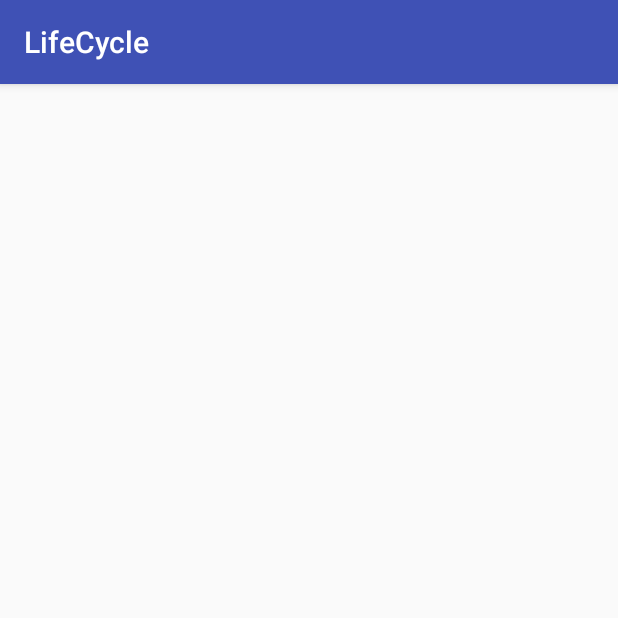
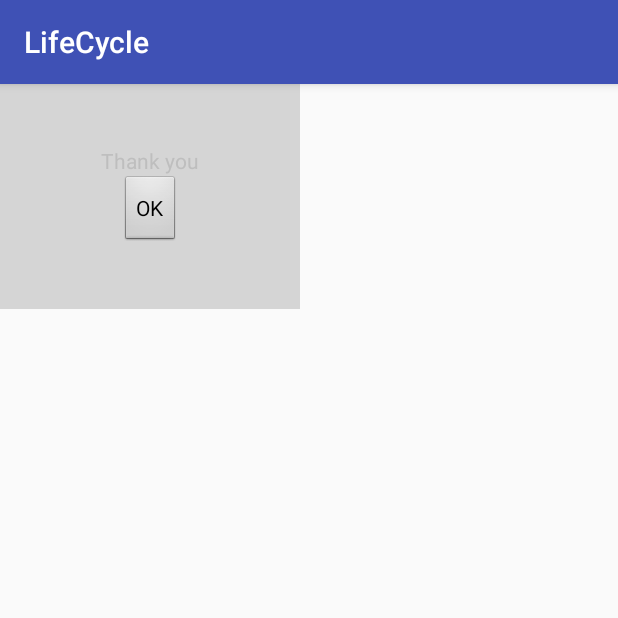
Before and after one commit to mcmathews/CSE494, an Android app: the AlertActivity screen opened directly, with no data from a screen before it, on a phone screen of 412 x 824 dp, the top half of it. Run offline under Robolectric (Android 15) with nearby library versions, the phone set to English and light mode, and no system bars.

Commit message:
Lab2 Android save point

```diff
--- a/Lab2/Android/LifeCycle/app/src/main/java/edu/asu/bscs/mcmathe1/lifecycle/AlertActivity.java
+++ b/Lab2/Android/LifeCycle/app/src/main/java/edu/asu/bscs/mcmathe1/lifecycle/AlertActivity.java
@@ -6,6 +6,24 @@ import android.util.Log;
 
 import mcmathe1.bscs.asu.edu.lifecycle.R;
 
+/**
+ * Copyright 2016 Michael Mathews
+ *
+ * Licensed under the Apache License, Version 2.0 (the "License");
+ * you may not use this file except in compliance with the License.
+ * You may obtain a copy of the License at
+ *
+ *     http://www.apache.org/licenses/LICENSE-2.0
+ *
+ * Unless required by applicable law or agreed to in writing, software
+ * distributed under the License is distributed on an "AS IS" BASIS,
+ * WITHOUT WARRANTIES OR CONDITIONS OF ANY KIND, either express or implied.
+ * See the License for the specific language governing permissions and
+ * limitations under the License.
+ *
+ * @author   Michael Mathews    mailto:Michael.C.Mathews@asu.edu
+ * @version Jan 26, 2016
+ */
 public class AlertActivity extends AppCompatActivity {
 
     @Override
@@ -58,6 +76,12 @@ public class AlertActivity extends AppCompatActivity {
         logMethodName("onDestroy()");
     }
 
+	protected void handleButtonPress() {
+		Log.w(this.getClass().getSimpleName(), "Ok button pressed");
+
+		finish();
+	}
+
     private void logMethodName(String methodName) {
         Log.w(this.getClass().getSimpleName(), methodName);
     }
--- a/Lab2/Android/LifeCycle/app/src/main/java/edu/asu/bscs/mcmathe1/lifecycle/MainActivity.java
+++ b/Lab2/Android/LifeCycle/app/src/main/java/edu/asu/bscs/mcmathe1/lifecycle/MainActivity.java
@@ -7,6 +7,24 @@ import android.util.Log;
 
 import mcmathe1.bscs.asu.edu.lifecycle.R;
 
+/**
+ * Copyright 2016 Michael Mathews
+ *
+ * Licensed under the Apache License, Version 2.0 (the "License");
+ * you may not use this file except in compliance with the License.
+ * You may obtain a copy of the License at
+ *
+ *     http://www.apache.org/licenses/LICENSE-2.0
+ *
+ * Unless required by applicable law or agreed to in writing, software
+ * distributed under the License is distributed on an "AS IS" BASIS,
+ * WITHOUT WARRANTIES OR CONDITIONS OF ANY KIND, either express or implied.
+ * See the License for the specific language governing permissions and
+ * limitations under the License.
+ *
+ * @author   Michael Mathews    mailto:Michael.C.Mathews@asu.edu
+ * @version Jan 26, 2016
+ */
 public class MainActivity extends AppCompatActivity {
 
     @Override
@@ -60,9 +78,9 @@ public class MainActivity extends AppCompatActivity {
     }
 
     protected void handleButtonPress() {
-        Log.w("test", "test");
+        Log.w(this.getClass().getSimpleName(), "Button pressed");
 
-        this.startActivity(new Intent(this, AlertActivity.class));
+        startActivity(new Intent(this, AlertActivity.class));
     }
 
     private void logMethodName(String methodName) {
--- a/Lab2/Android/LifeCycle/app/src/main/res/layout/activity_alert.xml
+++ b/Lab2/Android/LifeCycle/app/src/main/res/layout/activity_alert.xml
@@ -1,12 +1,22 @@
 <?xml version="1.0" encoding="utf-8"?>
-<RelativeLayout xmlns:android="http://schemas.android.com/apk/res/android"
-    xmlns:tools="http://schemas.android.com/tools"
-    android:layout_width="match_parent"
-    android:layout_height="match_parent"
-    android:paddingBottom="@dimen/activity_vertical_margin"
-    android:paddingLeft="@dimen/activity_horizontal_margin"
-    android:paddingRight="@dimen/activity_horizontal_margin"
-    android:paddingTop="@dimen/activity_vertical_margin"
-    tools:context="edu.asu.bscs.mcmathe1.lifecycle.AlertActivity">
+<LinearLayout xmlns:android="http://schemas.android.com/apk/res/android"
+    android:layout_width="200dp"
+    android:layout_height="150dp"
+    android:padding="12dip"
+    android:orientation="vertical"
+	android:background="#d5d5d5"
+	android:gravity="center_vertical|center_horizontal"
+	android:theme="@android:style/Theme.Translucent">
 
-</RelativeLayout>
+	<TextView
+		android:layout_width="wrap_content"
+		android:layout_height="wrap_content"
+		android:text="@string/thankYouText"
+		android:id="@+id/textView"/>
+
+	<Button
+		android:layout_width="wrap_content"
+		android:layout_height="wrap_content"
+		android:text="@string/okButtonText"
+		android:id="@+id/okButton"/>
+</LinearLayout>
--- a/Lab2/Android/LifeCycle/app/src/main/res/values/strings.xml
+++ b/Lab2/Android/LifeCycle/app/src/main/res/values/strings.xml
@@ -1,4 +1,6 @@
 <resources>
     <string name="app_name">LifeCycle</string>
     <string name="buttonStr">Do A Thing!</string>
+    <string name="thankYouText">Thank you</string>
+    <string name="okButtonText">OK</string>
 </resources>
```
